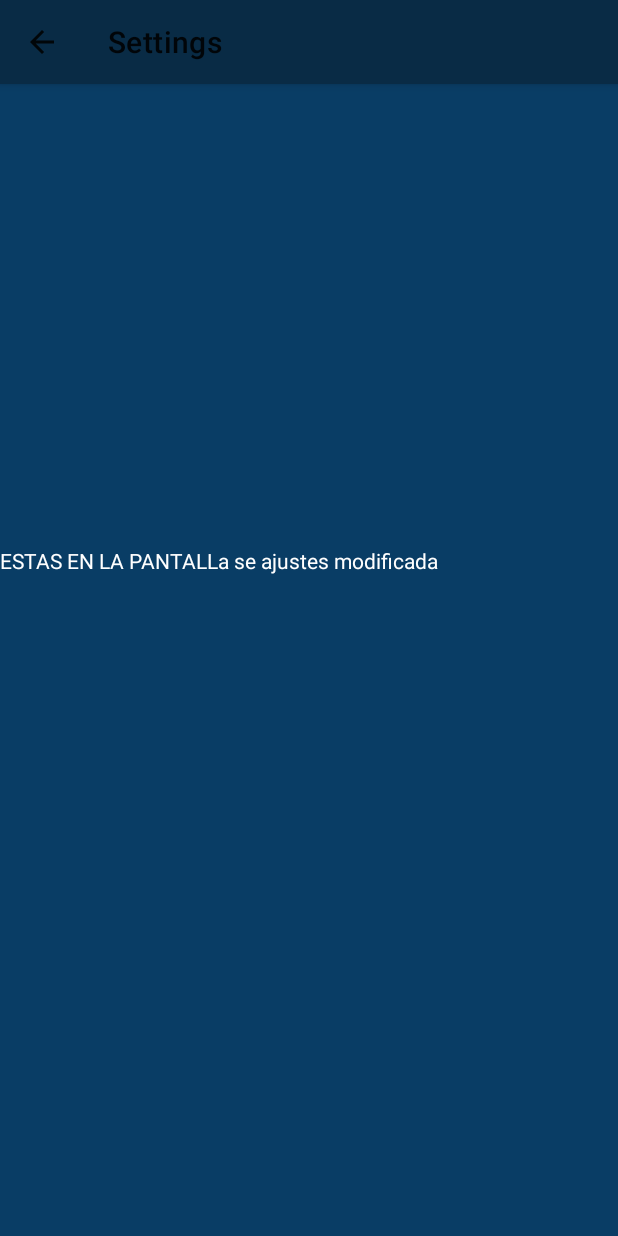
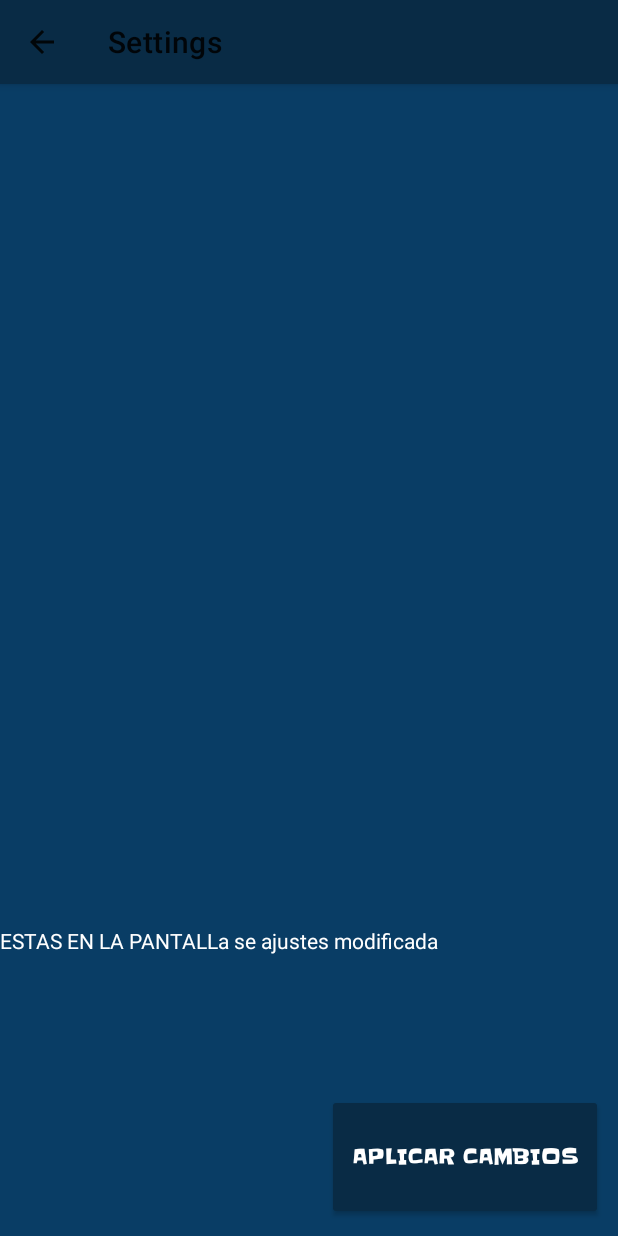
Before and after one commit to diegopr10/unihelp, an Android app: the Settings screen opened directly, with no data from a screen before it, on a phone screen of 412 x 824 dp. Run offline under Robolectric (Android 15) with nearby library versions, the phone set to English and light mode, and no system bars.

Commit message:
algunos cambios en la pantalla de settings (ajustes)

```diff
--- a/app/src/main/res/layout/activity_settings.xml
+++ b/app/src/main/res/layout/activity_settings.xml
@@ -5,13 +5,24 @@
     android:layout_width="match_parent"
     android:layout_height="match_parent"
     android:background="@color/unihelp_color"
+    android:orientation="vertical"
     tools:context=".Settings">
+
+    <View
+        android:layout_width="match_parent"
+        android:layout_height="0dp"
+        android:layout_weight="1"/>
+
+    <View
+        android:layout_width="match_parent"
+        android:layout_height="0dp"
+        android:layout_weight="1"/>
 
     <TextView
         android:id="@+id/settings_text"
-        android:layout_width="wrap_content"
-        android:layout_height="wrap_content"
-        android:layout_marginTop="308dp"
+        android:layout_width="match_parent"
+        android:layout_height="0dp"
+        android:layout_weight="0.4"
         android:text="@string/settings_text"
         android:textColor="@color/white"
         android:visibility="visible"
@@ -23,11 +34,13 @@
         android:id="@+id/start_button"
         android:layout_width="wrap_content"
         android:layout_height="0dp"
-        android:layout_gravity="center_horizontal"
-        android:layout_weight="0.4"
+        android:layout_gravity="right"
+        android:layout_weight="0.3"
         android:backgroundTint="@color/white"
         android:onClick="goToHome"
-        android:text="@string/home_text"
+        android:text="@string/texto_boton_ajustes"
+        android:layout_marginRight = "10dp"
+        android:layout_marginBottom = "10dp"
         style="@style/MyButtonStyle"/>
 
 </LinearLayout>
--- a/app/src/main/res/values/strings.xml
+++ b/app/src/main/res/values/strings.xml
@@ -6,4 +6,5 @@
     <string name="welcome_text">Bienvenido!</string>
     <string name="settings_text">ESTAS EN LA PANTALLa se ajustes modificada</string>
     <string name="home_text">ESTAS EN LA PANTALLA DE AJUSTES</string>
+    <string name="texto_boton_ajustes">APLICAR CAMBIOS</string>
 </resources>
```
